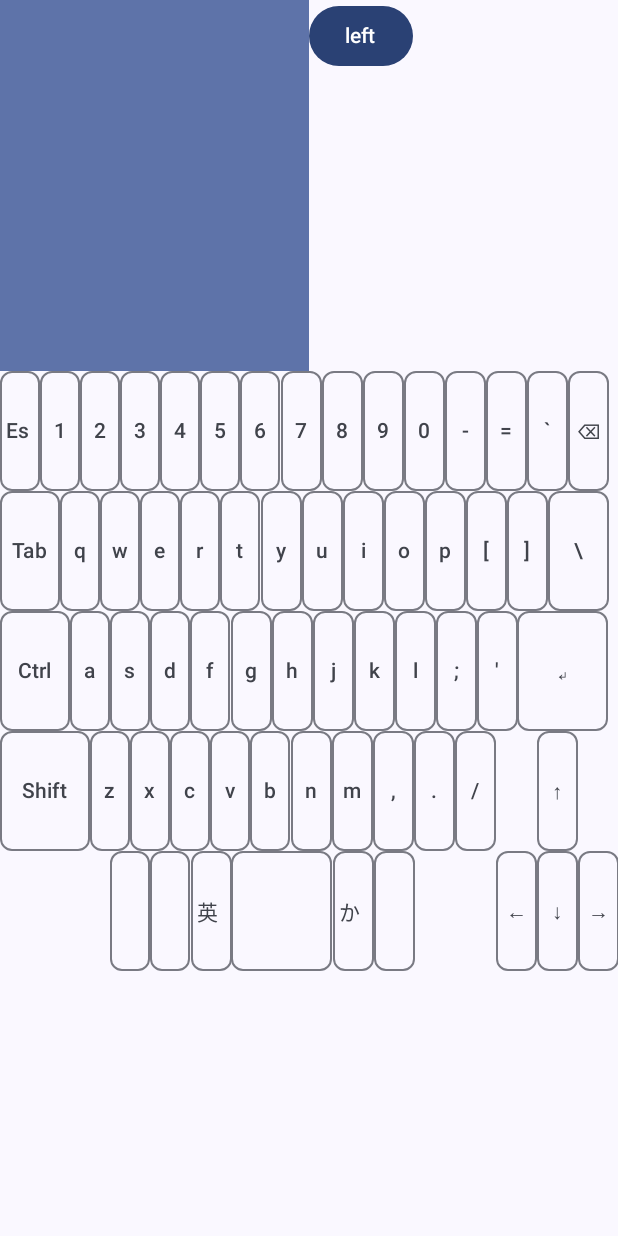
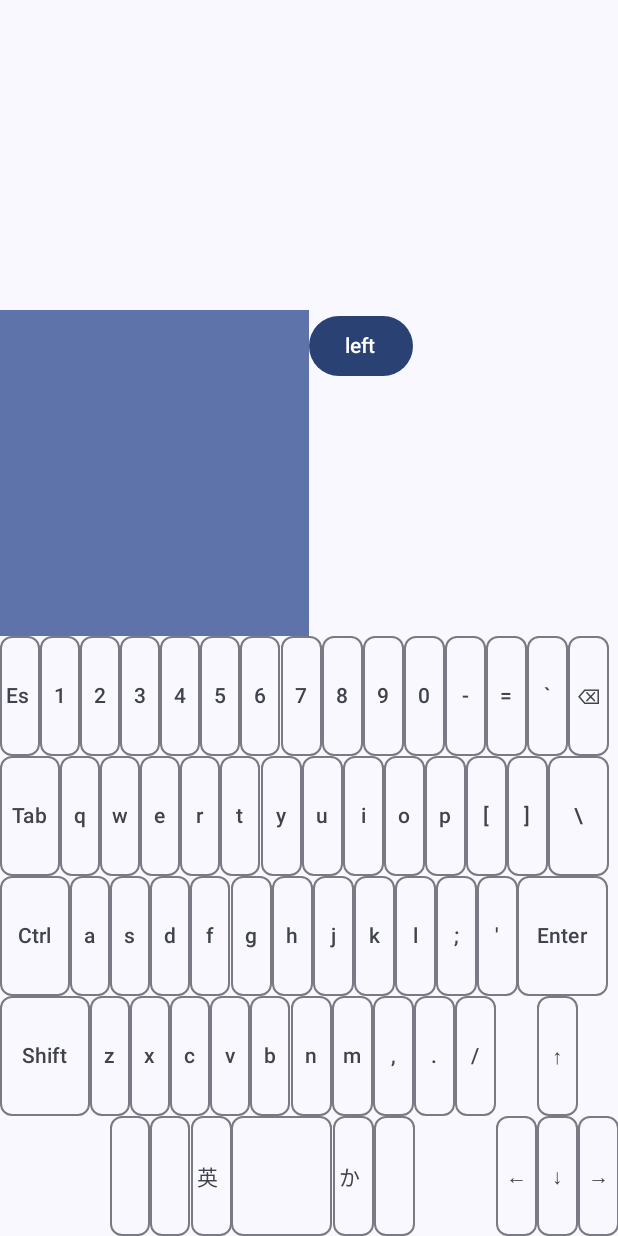
Before and after one commit to hiroyuki-komatsu/misc, an Android app built with Jetpack Compose: the screen it shows after launch (MainActivity), on a phone screen of 412 x 824 dp. Run offline under Robolectric (Android 15) with nearby library versions, the phone set to English and light mode, and no system bars; libraries missing offline, so code that uses them is left out: com.hoho.android.

Commit message:
Adjust the height of DevLog

```diff
--- a/apps/hidemu/app/src/main/java/org/taiyaki/hidemu/MainActivity.kt
+++ b/apps/hidemu/app/src/main/java/org/taiyaki/hidemu/MainActivity.kt
@@ -1,6 +1,8 @@
 package org.taiyaki.hidemu
 
+import android.app.Activity
 import android.content.Context
+import android.content.ContextWrapper
 import android.hardware.usb.UsbDevice
 import android.hardware.usb.UsbManager
 import android.os.Bundle
@@ -9,6 +11,7 @@ import androidx.activity.ComponentActivity
 import androidx.activity.compose.setContent
 import androidx.compose.foundation.background
 import androidx.compose.foundation.gestures.detectDragGestures
+import androidx.compose.foundation.layout.Arrangement
 import androidx.compose.foundation.layout.Box
 import androidx.compose.foundation.layout.Column
 import androidx.compose.foundation.layout.PaddingValues
@@ -46,6 +49,10 @@ import androidx.compose.ui.platform.LocalContext
 import androidx.compose.ui.text.style.TextOverflow
 import androidx.compose.ui.tooling.preview.Preview
 import androidx.compose.ui.unit.dp
+import androidx.compose.ui.unit.sp
+import androidx.core.view.WindowCompat
+import androidx.core.view.WindowInsetsCompat
+import androidx.core.view.WindowInsetsControllerCompat
 import com.hoho.android.usbserial.driver.UsbSerialDriver
 import com.hoho.android.usbserial.driver.UsbSerialPort
 import com.hoho.android.usbserial.driver.UsbSerialProber
@@ -646,7 +653,7 @@ val LAYOUT_MAP: LayoutMap = mapOf(
     "POS_L" to listOf("l", "l"),
     "POS_SEMICOLON" to listOf(";", ";"),
     "POS_APOSTROPHE" to listOf("'", "'"),
-    "POS_ENTER" to listOf("↵", "ENTER"),
+    "POS_ENTER" to listOf("Enter", "ENTER"),
     // Row of ZXCV...
     "POS_LEFTSHIFT" to listOf("Shift", "LEFTSHIFT"),
     "POS_Z" to listOf("z", "z"),
@@ -876,61 +883,6 @@ fun Layer(onClick: (String) -> Unit, layoutData: LayoutData, layoutMap: LayoutMa
     }
 }
 
-@Composable
-private fun MainView(onEvent: (Event) -> Unit) {
-    val drawerState = rememberDrawerState(DrawerValue.Closed)
-    val scope = rememberCoroutineScope()
-    var selectedItem by remember { mutableStateOf("all") }
-    val (message, setMessage) = remember { mutableStateOf("") }
-    val onEventWithLogging: (Event) -> Unit = { event: Event ->
-        onEvent(event)
-        setMessage(logs.consume())
-    }
-    ModalNavigationDrawer(
-        drawerState = drawerState,
-        drawerContent = {
-            ModalDrawerSheet {
-                Text("HID Emulator", modifier = Modifier.padding(16.dp))
-                Divider()
-                NavigationDrawerItem(
-                    label = { Text(text = "Keyboard") },
-                    selected = (selectedItem == "keyboard"),
-                    onClick = {
-                        selectedItem = "keyboard"
-                        scope.launch { drawerState.close() }
-                    }
-                )
-                NavigationDrawerItem(
-                    label = { Text(text = "Track Pad") },
-                    selected = (selectedItem == "trackpad"),
-                    onClick = {
-                        selectedItem = "trackpad"
-                        scope.launch { drawerState.close() }
-                    }
-                )
-                NavigationDrawerItem(
-                    label = { Text(text = "All") },
-                    selected = (selectedItem == "all"),
-                    onClick = {
-                        selectedItem = "all"
-                        scope.launch { drawerState.close() }
-                    }
-                )
-                // ...other drawer items
-            }
-        }
-    ) {
-        Column {
-            if (selectedItem == "all" || selectedItem == "trackpad") {
-                TrackPad(onEvent = onEventWithLogging)
-            }
-            if (selectedItem == "all" || selectedItem == "keyboard") {
-                Keyboard(onEvent = onEventWithLogging)
-            }
-            DevLog(text = message)
-        }
-    }
-}
 
 @Composable
 private fun Keyboard(onEvent: (Event) -> Unit) {
@@ -982,9 +934,81 @@ private fun TrackPad(onEvent: (Event) -> Unit) {
 
 @Composable
 private fun DevLog(text: String) {
-    LazyColumn {
+    LazyColumn (
+        modifier = Modifier.height(100.dp)
+    ){
         item {
             Text(text = text)
+        }
+    }
+}
+
+@Composable
+private fun MainView(onEvent: (Event) -> Unit) {
+    val context = LocalContext.current
+    val window = (context as? Activity)?.window
+
+    if (window != null) {
+        // Hide the control bar
+        val controller = WindowCompat.getInsetsController(window, window.decorView)
+        controller.hide(WindowInsetsCompat.Type.systemBars())
+        controller.systemBarsBehavior =
+            WindowInsetsControllerCompat.BEHAVIOR_SHOW_TRANSIENT_BARS_BY_SWIPE
+    }
+
+    val drawerState = rememberDrawerState(DrawerValue.Closed)
+    val scope = rememberCoroutineScope()
+    var selectedItem by remember { mutableStateOf("all") }
+    val (message, setMessage) = remember { mutableStateOf("") }
+    val onEventWithLogging: (Event) -> Unit = { event: Event ->
+        onEvent(event)
+        setMessage(logs.consume())
+    }
+    ModalNavigationDrawer(
+        drawerState = drawerState,
+        drawerContent = {
+            ModalDrawerSheet {
+                Text("HID Emulator", modifier = Modifier.padding(16.dp))
+                Divider()
+                NavigationDrawerItem(
+                    label = { Text(text = "Keyboard") },
+                    selected = (selectedItem == "keyboard"),
+                    onClick = {
+                        selectedItem = "keyboard"
+                        scope.launch { drawerState.close() }
+                    }
+                )
+                NavigationDrawerItem(
+                    label = { Text(text = "Track Pad") },
+                    selected = (selectedItem == "trackpad"),
+                    onClick = {
+                        selectedItem = "trackpad"
+                        scope.launch { drawerState.close() }
+                    }
+                )
+                NavigationDrawerItem(
+                    label = { Text(text = "All") },
+                    selected = (selectedItem == "all"),
+                    onClick = {
+                        selectedItem = "all"
+                        scope.launch { drawerState.close() }
+                    }
+                )
+                // ...other drawer items
+            }
+        }
+    ) {
+        Column (
+            modifier = Modifier.fillMaxSize(),
+            verticalArrangement = Arrangement.Bottom,
+        ){
+            DevLog(text = message)
+            if (selectedItem == "all" || selectedItem == "trackpad") {
+                TrackPad(onEvent = onEventWithLogging)
+            }
+            if (selectedItem == "all" || selectedItem == "keyboard") {
+                Keyboard(onEvent = onEventWithLogging)
+            }
         }
     }
 }
```
